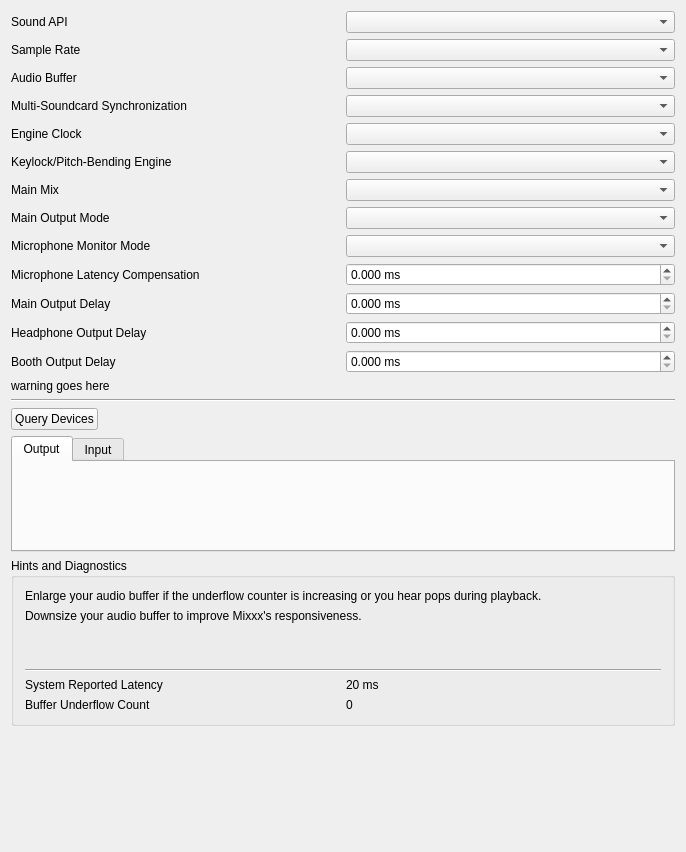
First picture: the form in src/preferences/dialog/dlgprefsounddlg.ui, repository ronso0/mixxx, before the edit.
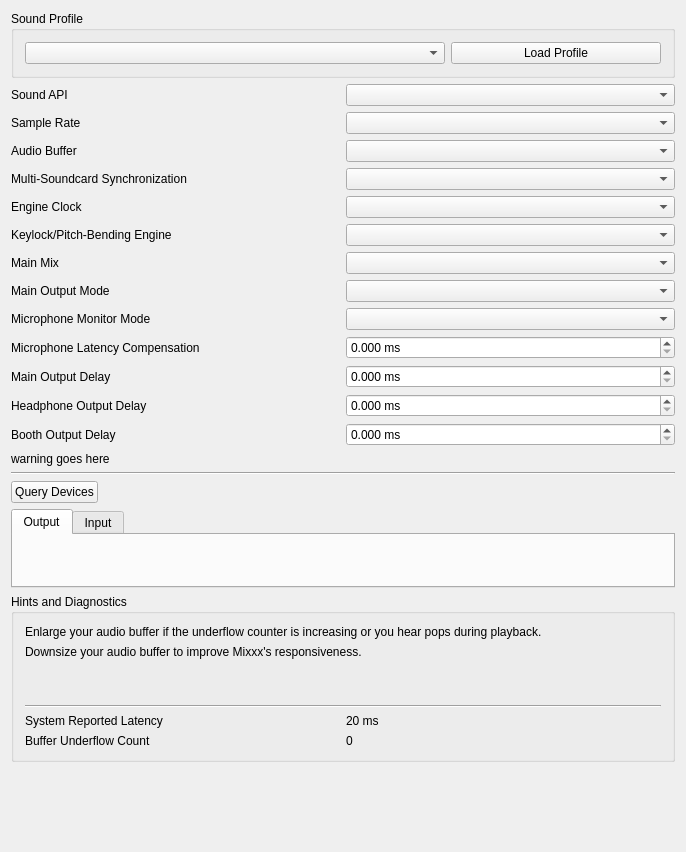
Second picture: the form after the edit.

Commit message: DlgPrefSound UI file: add 'profile' coontrols

The edit to the form file:
```diff
--- a/src/preferences/dialog/dlgprefsounddlg.ui
+++ b/src/preferences/dialog/dlgprefsounddlg.ui
@@ -15,6 +15,26 @@
   </property>
   <layout class="QVBoxLayout" name="verticalLayout_2">
 
+   <item>
+    <widget class="QGroupBox" name="groupBox_soundProfiles">
+     <property name="title">
+      <string>Sound Profile</string>
+     </property>
+     <layout class="QGridLayout" name="soundProfileLayout">
+      <item row="0" column="0" colspan="2">
+       <widget class="QComboBox" name="profileComboBox"/>
+      </item>
+      <item row="0" column="2">
+       <widget class="QPushButton" name="loadProfileButton">
+        <property name="text">
+         <string>Load Profile</string>
+        </property>
+       </widget>
+      </item>
+     </layout>
+    </widget>
+   </item>
+
    <item>
     <layout class="QGridLayout" name="soundOptionsLayout">
      <item row="0" column="0">
```
